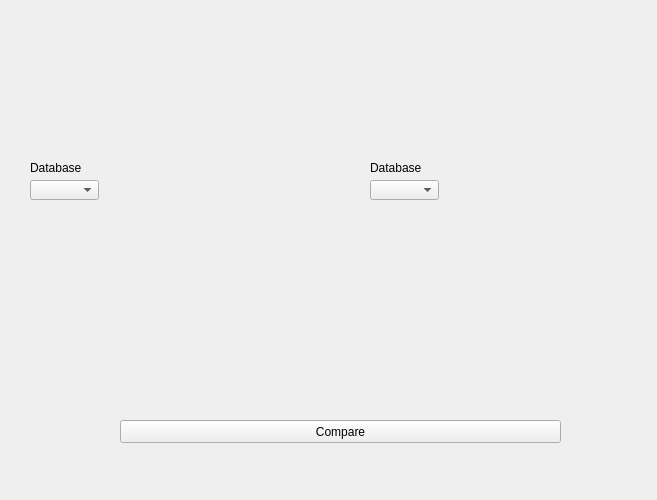
Before: the Qt Designer form ui/scelta.ui in Tony-BlaZeeR/DiFFDB, drawn with Qt 5.
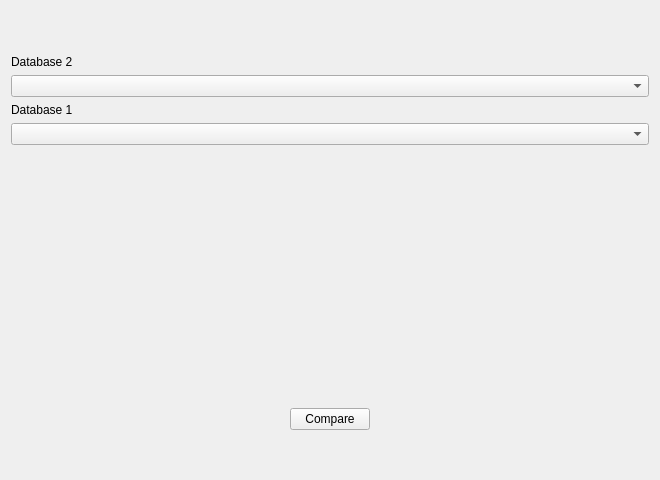
After: the same form once the commit is applied.

Commit message: WIP(dev-dbDiff): modified UI + optimized utility files

```diff
--- a/ui/scelta.ui
+++ b/ui/scelta.ui
@@ -6,69 +6,119 @@
    <rect>
     <x>0</x>
     <y>0</y>
-    <width>657</width>
-    <height>500</height>
+    <width>660</width>
+    <height>480</height>
    </rect>
   </property>
-  <widget class="QPushButton" name="compare_button">
-   <property name="geometry">
-    <rect>
-     <x>120</x>
-     <y>420</y>
-     <width>441</width>
-     <height>23</height>
-    </rect>
-   </property>
-   <property name="text">
-    <string>Compare</string>
-   </property>
-  </widget>
-  <widget class="QLabel" name="label_db2">
-   <property name="geometry">
-    <rect>
-     <x>370</x>
-     <y>160</y>
-     <width>55</width>
-     <height>16</height>
-    </rect>
-   </property>
-   <property name="text">
-    <string>Database 2</string>
-   </property>
-  </widget>
-  <widget class="QComboBox" name="comboBox2">
-   <property name="geometry">
-    <rect>
-     <x>370</x>
-     <y>180</y>
-     <width>69</width>
-     <height>20</height>
-    </rect>
-   </property>
-  </widget>
-  <widget class="QLabel" name="label_db1">
-   <property name="geometry">
-    <rect>
-     <x>30</x>
-     <y>160</y>
-     <width>55</width>
-     <height>16</height>
-    </rect>
-   </property>
-   <property name="text">
-    <string>Database 1</string>
-   </property>
-  </widget>
-  <widget class="QComboBox" name="comboBox1">
-   <property name="geometry">
-    <rect>
-     <x>30</x>
-     <y>180</y>
-     <width>69</width>
-     <height>20</height>
-    </rect>
-   </property>
-  </widget>
+  <layout class="QVBoxLayout" name="mainLayout">
+   <item>
+    <layout class="QHBoxLayout" name="horizontalLayout_5">
+     <item>
+      <spacer name="verticalSpacer_2">
+       <property name="orientation">
+        <enum>Qt::Vertical</enum>
+       </property>
+       <property name="sizeHint" stdset="0">
+        <size>
+         <width>20</width>
+         <height>40</height>
+        </size>
+       </property>
+      </spacer>
+     </item>
+    </layout>
+   </item>
+   <item>
+    <layout class="QHBoxLayout" name="horizontalLayout">
+     <item>
+      <layout class="QVBoxLayout" name="verticalLayout_2">
+       <item>
+        <layout class="QVBoxLayout" name="verticalLayout">
+         <item>
+          <widget class="QLabel" name="label_db2">
+           <property name="text">
+            <string>Database 2</string>
+           </property>
+          </widget>
+         </item>
+         <item>
+          <widget class="QComboBox" name="comboBox2"/>
+         </item>
+        </layout>
+       </item>
+       <item>
+        <widget class="QLabel" name="label_db1">
+         <property name="text">
+          <string>Database 1</string>
+         </property>
+        </widget>
+       </item>
+       <item>
+        <widget class="QComboBox" name="comboBox1"/>
+       </item>
+      </layout>
+     </item>
+    </layout>
+   </item>
+   <item>
+    <layout class="QHBoxLayout" name="horizontalLayout_2">
+     <item>
+      <spacer name="verticalSpacer">
+       <property name="orientation">
+        <enum>Qt::Vertical</enum>
+       </property>
+       <property name="sizeHint" stdset="0">
+        <size>
+         <width>68</width>
+         <height>218</height>
+        </size>
+       </property>
+      </spacer>
+     </item>
+    </layout>
+   </item>
+   <item>
+    <layout class="QHBoxLayout" name="horizontalLayout_4">
+     <item>
+      <spacer name="horizontalSpacer_2">
+       <property name="orientation">
+        <enum>Qt::Horizontal</enum>
+       </property>
+       <property name="sizeHint" stdset="0">
+        <size>
+         <width>100</width>
+         <height>100</height>
+        </size>
+       </property>
+      </spacer>
+     </item>
+     <item>
+      <layout class="QHBoxLayout" name="horizontalLayout_3">
+       <item>
+        <widget class="QPushButton" name="compare_button">
+         <property name="text">
+          <string>Compare</string>
+         </property>
+        </widget>
+       </item>
+      </layout>
+     </item>
+     <item>
+      <spacer name="horizontalSpacer">
+       <property name="orientation">
+        <enum>Qt::Horizontal</enum>
+       </property>
+       <property name="sizeHint" stdset="0">
+        <size>
+         <width>100</width>
+         <height>100</height>
+        </size>
+       </property>
+      </spacer>
+     </item>
+    </layout>
+   </item>
+  </layout>
  </widget>
  <resources/>
  <connections/>
```
The commit also changes 7 other files.
